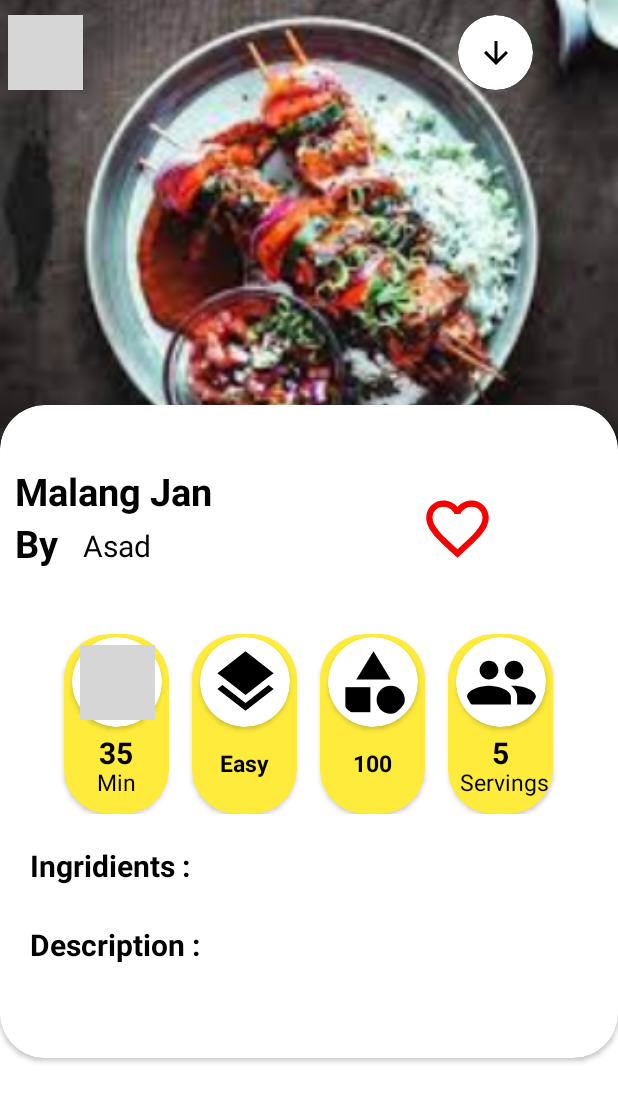
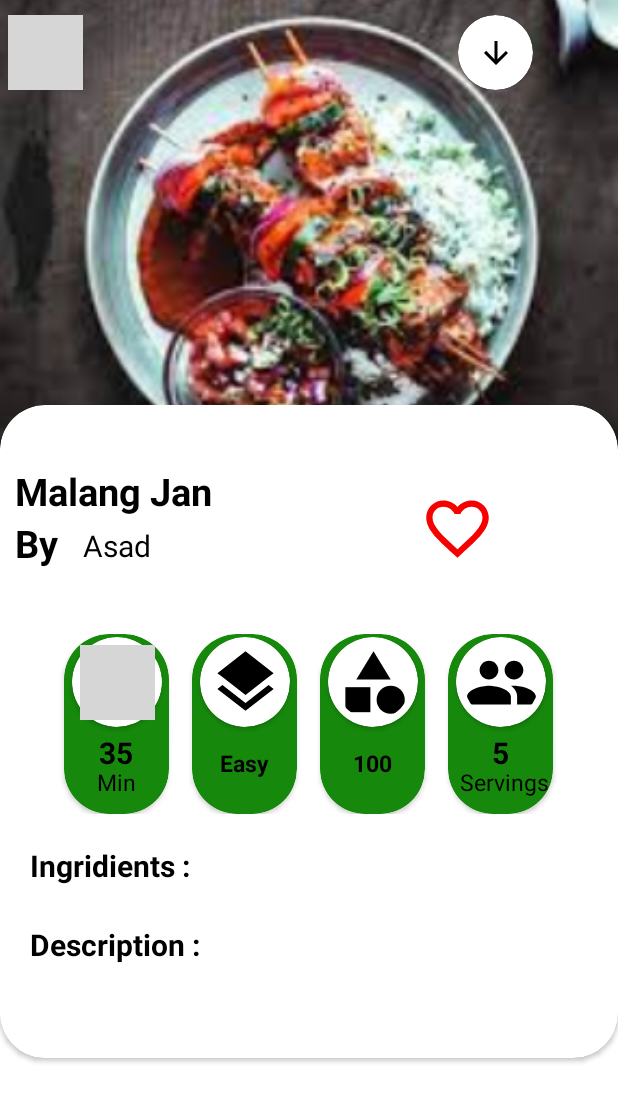
Before and after one commit to Arham-Nasir/cooking-App, an Android app: the layout activity_dish_details.xml on its own in the app's theme, with its tools: preview values and no code run, on a phone screen of 412 x 824 dp. Shown: the top 1102 px of the screen. Run offline under Robolectric (Android 15) with nearby library versions, the phone set to English and light mode, and no system bars; grey boxes are pictures that could not be loaded.

Commit message:
smd cooking App project

```diff
--- a/app/src/main/res/drawable/ic_baseline_arrow_circle_left_24.xml
+++ b/app/src/main/res/drawable/ic_baseline_arrow_circle_left_24.xml
@@ -1,5 +1,5 @@
 <vector android:autoMirrored="true" android:height="24dp"
-    android:tint="#DBBE53" android:viewportHeight="24"
+    android:tint="#16890c" android:viewportHeight="24"
     android:viewportWidth="24" android:width="24dp" xmlns:android="http://schemas.android.com/apk/res/android">
     <path android:fillColor="@android:color/white" android:pathData="M2,12c0,5.52 4.48,10 10,10s10,-4.48 10,-10c0,-5.52 -4.48,-10 -10,-10C6.48,2 2,6.48 2,12zM12,11l4,0v2l-4,0l0,3l-4,-4l4,-4L12,11z"/>
 </vector>
--- a/app/src/main/res/drawable/ic_baseline_camera_alt.xml
+++ b/app/src/main/res/drawable/ic_baseline_camera_alt.xml
@@ -1,5 +1,5 @@
 <vector android:autoMirrored="true" android:height="24dp"
-    android:tint="#FFD805" android:viewportHeight="24"
+    android:tint="#16890c" android:viewportHeight="24"
     android:viewportWidth="24" android:width="24dp" xmlns:android="http://schemas.android.com/apk/res/android">
     <path android:fillColor="@android:color/white" android:pathData="M12,12m-3.2,0a3.2,3.2 0,1 1,6.4 0a3.2,3.2 0,1 1,-6.4 0"/>
     <path android:fillColor="@android:color/white" android:pathData="M9,2L7.17,4L4,4c-1.1,0 -2,0.9 -2,2v12c0,1.1 0.9,2 2,2h16c1.1,0 2,-0.9 2,-2L22,6c0,-1.1 -0.9,-2 -2,-2h-3.17L15,2L9,2zM12,17c-2.76,0 -5,-2.24 -5,-5s2.24,-5 5,-5 5,2.24 5,5 -2.24,5 -5,5z"/>
--- a/app/src/main/res/drawable/ic_baseline_camera_alt_24.xml
+++ b/app/src/main/res/drawable/ic_baseline_camera_alt_24.xml
@@ -1,5 +1,5 @@
 <vector android:autoMirrored="true" android:height="24dp"
-    android:tint="#00F6D9" android:viewportHeight="24"
+    android:tint="#157166" android:viewportHeight="24"
     android:viewportWidth="24" android:width="24dp" xmlns:android="http://schemas.android.com/apk/res/android">
     <path android:fillColor="@android:color/white" android:pathData="M12,12m-3.2,0a3.2,3.2 0,1 1,6.4 0a3.2,3.2 0,1 1,-6.4 0"/>
     <path android:fillColor="@android:color/white" android:pathData="M9,2L7.17,4L4,4c-1.1,0 -2,0.9 -2,2v12c0,1.1 0.9,2 2,2h16c1.1,0 2,-0.9 2,-2L22,6c0,-1.1 -0.9,-2 -2,-2h-3.17L15,2L9,2zM12,17c-2.76,0 -5,-2.24 -5,-5s2.24,-5 5,-5 5,2.24 5,5 -2.24,5 -5,5z"/>
--- a/app/src/main/res/drawable/ic_baseline_circle_24.xml
+++ b/app/src/main/res/drawable/ic_baseline_circle_24.xml
@@ -1,5 +1,5 @@
 <vector android:autoMirrored="true" android:height="24dp"
-    android:tint="#FFD805" android:viewportHeight="24"
+    android:tint="#16890c" android:viewportHeight="24"
     android:viewportWidth="24" android:width="24dp" xmlns:android="http://schemas.android.com/apk/res/android">
     <path android:fillColor="@android:color/white" android:pathData="M12,2C6.47,2 2,6.47 2,12s4.47,10 10,10 10,-4.47 10,-10S17.53,2 12,2z"/>
 </vector>
--- a/app/src/main/res/drawable/ic_baseline_drive_folder_upload_24.xml
+++ b/app/src/main/res/drawable/ic_baseline_drive_folder_upload_24.xml
@@ -1,5 +1,5 @@
 <vector android:autoMirrored="true" android:height="24dp"
-    android:tint="#FFD805" android:viewportHeight="24"
+    android:tint="#16890c" android:viewportHeight="24"
     android:viewportWidth="24" android:width="24dp" xmlns:android="http://schemas.android.com/apk/res/android">
     <path android:fillColor="@android:color/white" android:pathData="M20,6h-8l-2,-2L4,4c-1.1,0 -1.99,0.9 -1.99,2L2,18c0,1.1 0.9,2 2,2h16c1.1,0 2,-0.9 2,-2L22,8c0,-1.1 -0.9,-2 -2,-2zM20,18L4,18L4,8h16v10zM8,13.01l1.41,1.41L11,12.84L11,17h2v-4.16l1.59,1.59L16,13.01 12.01,9 8,13.01z"/>
 </vector>
--- a/app/src/main/res/drawable/ic_baseline_exit_to_app_24.xml
+++ b/app/src/main/res/drawable/ic_baseline_exit_to_app_24.xml
@@ -1,5 +1,5 @@
 <vector android:autoMirrored="true" android:height="24dp"
-    android:tint="#FFD805" android:viewportHeight="24"
+    android:tint="#16890c" android:viewportHeight="24"
     android:viewportWidth="24" android:width="24dp" xmlns:android="http://schemas.android.com/apk/res/android">
     <path android:fillColor="@android:color/white" android:pathData="M10.09,15.59L11.5,17l5,-5 -5,-5 -1.41,1.41L12.67,11H3v2h9.67l-2.58,2.59zM19,3H5c-1.11,0 -2,0.9 -2,2v4h2V5h14v14H5v-4H3v4c0,1.1 0.89,2 2,2h14c1.1,0 2,-0.9 2,-2V5c0,-1.1 -0.9,-2 -2,-2z"/>
 </vector>
--- a/app/src/main/res/drawable/ic_baseline_favorite_24.xml
+++ b/app/src/main/res/drawable/ic_baseline_favorite_24.xml
@@ -1,5 +1,5 @@
 <vector android:autoMirrored="true" android:height="24dp"
-    android:tint="#FFD805" android:viewportHeight="24"
+    android:tint="#16890c" android:viewportHeight="24"
     android:viewportWidth="24" android:width="24dp" xmlns:android="http://schemas.android.com/apk/res/android">
     <path android:fillColor="@android:color/white" android:pathData="M12,21.35l-1.45,-1.32C5.4,15.36 2,12.28 2,8.5 2,5.42 4.42,3 7.5,3c1.74,0 3.41,0.81 4.5,2.09C13.09,3.81 14.76,3 16.5,3 19.58,3 22,5.42 22,8.5c0,3.78 -3.4,6.86 -8.55,11.54L12,21.35z"/>
 </vector>
--- a/app/src/main/res/drawable/ic_baseline_file_upload_24.xml
+++ b/app/src/main/res/drawable/ic_baseline_file_upload_24.xml
@@ -1,5 +1,5 @@
 <vector android:autoMirrored="true" android:height="24dp"
-    android:tint="#FFD805" android:viewportHeight="24"
+    android:tint="#16890c" android:viewportHeight="24"
     android:viewportWidth="24" android:width="24dp" xmlns:android="http://schemas.android.com/apk/res/android">
     <path android:fillColor="@android:color/white" android:pathData="M9,16h6v-6h4l-7,-7 -7,7h4zM5,18h14v2L5,20z"/>
 </vector>
--- a/app/src/main/res/drawable/ic_baseline_notifications_24.xml
+++ b/app/src/main/res/drawable/ic_baseline_notifications_24.xml
@@ -1,5 +1,5 @@
 <vector android:autoMirrored="true" android:height="24dp"
-    android:tint="#00F6D9" android:viewportHeight="24"
+    android:tint="#20675E" android:viewportHeight="24"
     android:viewportWidth="24" android:width="24dp" xmlns:android="http://schemas.android.com/apk/res/android">
     <path android:fillColor="@android:color/white" android:pathData="M12,22c1.1,0 2,-0.9 2,-2h-4c0,1.1 0.89,2 2,2zM18,16v-5c0,-3.07 -1.64,-5.64 -4.5,-6.32L13.5,4c0,-0.83 -0.67,-1.5 -1.5,-1.5s-1.5,0.67 -1.5,1.5v0.68C7.63,5.36 6,7.92 6,11v5l-2,2v1h16v-1l-2,-2z"/>
 </vector>
--- a/app/src/main/res/drawable/ic_baseline_person.xml
+++ b/app/src/main/res/drawable/ic_baseline_person.xml
@@ -1,5 +1,5 @@
 <vector android:autoMirrored="true" android:height="24dp"
-    android:tint="#FFD805" android:viewportHeight="24"
+    android:tint="#16890c" android:viewportHeight="24"
     android:viewportWidth="24" android:width="24dp" xmlns:android="http://schemas.android.com/apk/res/android">
     <path android:fillColor="@android:color/white" android:pathData="M12,12c2.21,0 4,-1.79 4,-4s-1.79,-4 -4,-4 -4,1.79 -4,4 1.79,4 4,4zM12,14c-2.67,0 -8,1.34 -8,4v2h16v-2c0,-2.66 -5.33,-4 -8,-4z"/>
 </vector>
--- a/app/src/main/res/drawable/ic_baseline_question_mark_24.xml
+++ b/app/src/main/res/drawable/ic_baseline_question_mark_24.xml
@@ -1,5 +1,5 @@
 <vector android:autoMirrored="true" android:height="24dp"
-    android:tint="#FFD805" android:viewportHeight="24"
+    android:tint="#16890c" android:viewportHeight="24"
     android:viewportWidth="24" android:width="24dp" xmlns:android="http://schemas.android.com/apk/res/android">
     <path android:fillColor="@android:color/white" android:pathData="M11.07,12.85c0.77,-1.39 2.25,-2.21 3.11,-3.44c0.91,-1.29 0.4,-3.7 -2.18,-3.7c-1.69,0 -2.52,1.28 -2.87,2.34L6.54,6.96C7.25,4.83 9.18,3 11.99,3c2.35,0 3.96,1.07 4.78,2.41c0.7,1.15 1.11,3.3 0.03,4.9c-1.2,1.77 -2.35,2.31 -2.97,3.45c-0.25,0.46 -0.35,0.76 -0.35,2.24h-2.89C10.58,15.22 10.46,13.95 11.07,12.85zM14,20c0,1.1 -0.9,2 -2,2s-2,-0.9 -2,-2c0,-1.1 0.9,-2 2,-2S14,18.9 14,20z"/>
 </vector>
--- a/app/src/main/res/drawable/oval.xml
+++ b/app/src/main/res/drawable/oval.xml
@@ -1,5 +1,5 @@
 <?xml version="1.0" encoding="UTF-8"?>
 <shape xmlns:android="http://schemas.android.com/apk/res/android">
     <corners android:radius="50dp" />
-    <solid android:color="#FFEB3B" />
+    <solid android:color="#16890c" />
 </shape>
--- a/app/src/main/res/drawable/radio_selected.xml
+++ b/app/src/main/res/drawable/radio_selected.xml
@@ -2,7 +2,7 @@
 <shape android:shape="rectangle"
     xmlns:android="http://schemas.android.com/apk/res/android">
 
-    <solid android:color="#FFEB3B"/>
+    <solid android:color="#16890c"/>
     <corners android:radius="50dp"/>
 
 </shape>
--- a/app/src/main/res/layout/activity_add_description.xml
+++ b/app/src/main/res/layout/activity_add_description.xml
@@ -39,8 +39,8 @@
             android:layout_marginLeft="15dp"
             android:textColor="@color/white"
             android:textAllCaps="false"
-            android:paddingLeft="10dp"
-            android:paddingRight="10dp"
+            android:paddingLeft="30dp"
+            android:paddingRight="30dp"
             android:drawableRight="@drawable/ic_baseline_add_24"/>
 
 
--- a/app/src/main/res/layout/activity_dish_details.xml
+++ b/app/src/main/res/layout/activity_dish_details.xml
@@ -39,7 +39,7 @@
                     android:layout_width="50dp"
                     android:layout_height="50dp"
                     android:elevation="10dp"
-                    android:backgroundTint="#FFEB3B"
+                    android:backgroundTint="#808080"
                     app:cardCornerRadius="30dp">
 
                     <ImageView
@@ -154,7 +154,7 @@
                         android:layout_width="70dp"
                         android:layout_height="120dp"
                         android:elevation="10dp"
-                            android:backgroundTint="#FFEB3B"
+                        android:backgroundTint="#16890c"
                         app:cardCornerRadius="30dp">
 
                         <androidx.cardview.widget.CardView
@@ -207,7 +207,7 @@
                         android:layout_height="120dp"
                         android:elevation="10dp"
                         android:layout_marginLeft="15dp"
-                            android:backgroundTint="#FFEB3B"
+                        android:backgroundTint="#16890c"
                         app:cardCornerRadius="30dp">
 
                         <androidx.cardview.widget.CardView
@@ -248,7 +248,7 @@
                         android:layout_height="120dp"
                         android:layout_marginLeft="15dp"
                         android:elevation="10dp"
-                            android:backgroundTint="#FFEB3B"
+                        android:backgroundTint="#16890c"
                         app:cardCornerRadius="30dp">
 
                         <androidx.cardview.widget.CardView
@@ -290,7 +290,7 @@
                         android:layout_height="120dp"
                         android:layout_marginLeft="15dp"
                         android:elevation="10dp"
-                            android:backgroundTint="#FFEB3B"
+                        android:backgroundTint="#16890c"
                         app:cardCornerRadius="30dp">
 
                         <androidx.cardview.widget.CardView
```
Also changed, not shown: app/src/main/res/drawable-v24/amjad.jpg (deleted). Lines whose indentation alone changed are shown as unchanged.
